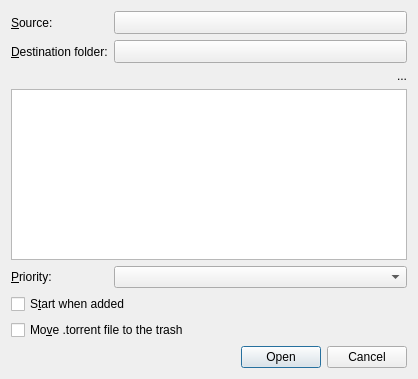
First picture: the form in qt/OptionsDialog.ui, repository transmission/transmission, before the edit.
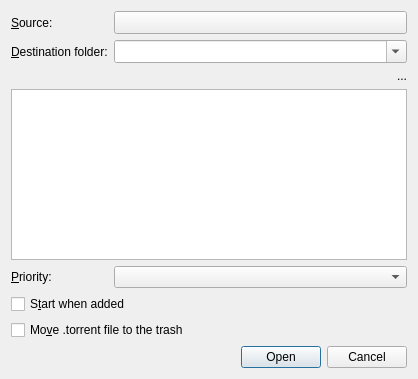
Second picture: the form after the edit. The open tabs and pages were chosen to show the change. Custom widgets are drawn as their Qt base class.

```diff
--- a/qt/OptionsDialog.ui
+++ b/qt/OptionsDialog.ui
@@ -52,7 +52,11 @@
       </sizepolicy>
      </property>
      <widget class="PathButton" name="destinationButton"/>
-     <widget class="QLineEdit" name="destinationEdit"/>
+     <widget class="QComboBox" name="destinationBox">
+      <property name="editable">
+       <bool>true</bool>
+      </property>
+     </widget>
     </widget>
    </item>
    <item row="2" column="1">
```
